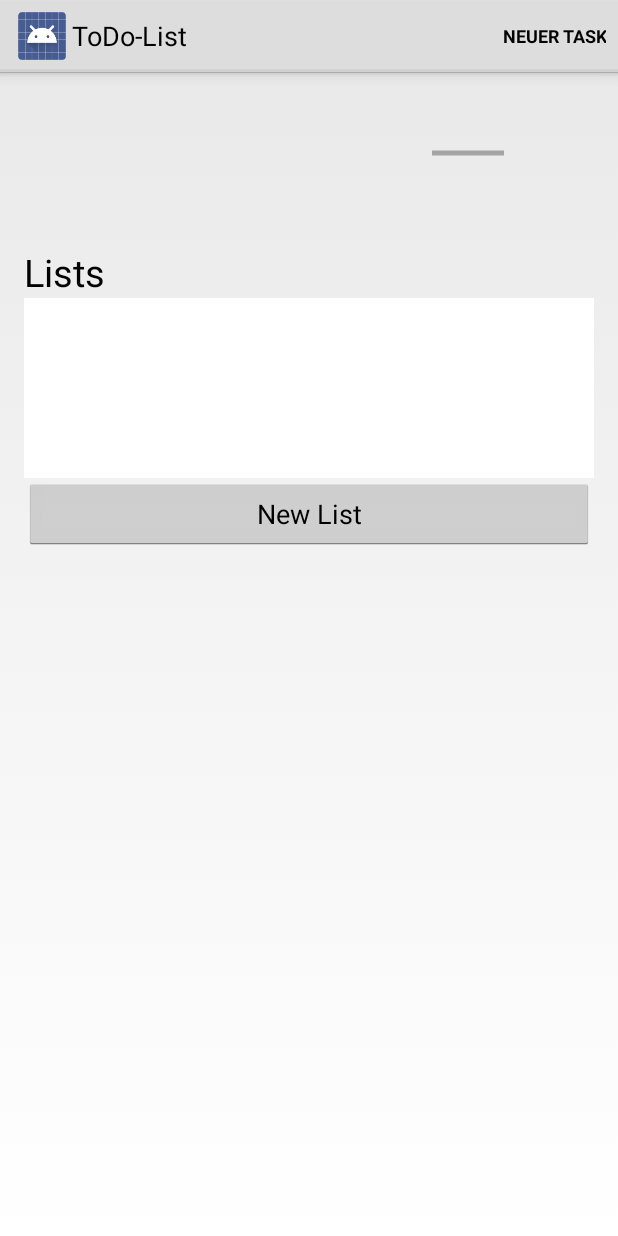
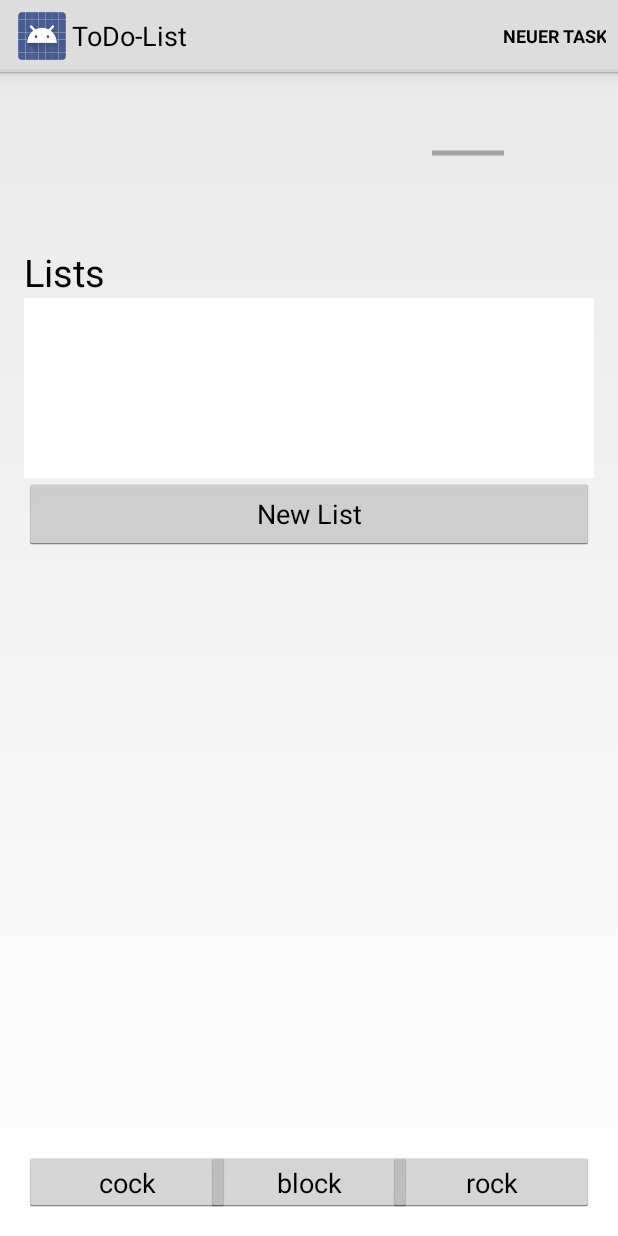
Before and after one commit to eh-bianca/Tags, an Android app: the screen it shows after launch (MainActivity), on a phone screen of 412 x 824 dp. Run offline under Robolectric (Android 15) with nearby library versions, the phone set to English and light mode, and no system bars.

Commit message:
Navigation Main&Date

```diff
--- a/app/src/main/java/at/ac/fh/tags/DateActivity.java
+++ b/app/src/main/java/at/ac/fh/tags/DateActivity.java
@@ -23,6 +23,11 @@ import android.widget.SimpleCursorAdapter;
 
 
     public class DateActivity extends Activity {
+
+
+
+
+
 
         private TaskManager tm;
 
@@ -123,6 +128,8 @@ import android.widget.SimpleCursorAdapter;
             loadButtons();
 
         }
+
+
         public void loadButtons(){
         Display display = getWindowManager().getDefaultDisplay();
         Point size = new Point();
@@ -136,8 +143,7 @@ import android.widget.SimpleCursorAdapter;
             btn1.setLayoutParams(params);
             btn1.setOnClickListener(new View.OnClickListener(){
                 public void onClick(View v){
-                    Intent mainActivity = new Intent(DateActivity.this, MainActivity.class);
-                    DateActivity.this.startActivity(mainActivity);
+                    startActivityMain(v);
                 }
             });
 
@@ -145,10 +151,9 @@ import android.widget.SimpleCursorAdapter;
             params = (RelativeLayout.LayoutParams) btn2.getLayoutParams();
             params.width = width/3;
             btn2.setLayoutParams(params);
-            btn1.setOnClickListener(new View.OnClickListener(){
+            btn2.setOnClickListener(new View.OnClickListener(){
                 public void onClick(View v){
-                    Intent dateActivity = new Intent(DateActivity.this, DateActivity.class);
-                    DateActivity.this.startActivity(dateActivity);
+                   startActivityDate(v);
                 }
             });
 
@@ -158,6 +163,16 @@ import android.widget.SimpleCursorAdapter;
             btn3.setLayoutParams(params);
 
     }
+
+        public void startActivityMain(View v){
+            Intent intent = new Intent(this, MainActivity.class);
+            startActivity(intent);
+        }
+
+        public void startActivityDate(View v){
+            Intent intent = new Intent(this, DateActivity.class);
+            startActivity(intent);
+        }
 
         @Override
         public boolean onCreateOptionsMenu(Menu menu) {
--- a/app/src/main/java/at/ac/fh/tags/MainActivity.java
+++ b/app/src/main/java/at/ac/fh/tags/MainActivity.java
@@ -9,8 +9,10 @@ import android.app.PendingIntent;
 import android.content.DialogInterface;
 import android.content.Intent;
 import android.database.Cursor;
+import android.graphics.Point;
 import android.os.Bundle;
 import android.util.Log;
+import android.view.Display;
 import android.view.Menu;
 import android.view.MenuItem;
 import android.view.View;
@@ -19,6 +21,7 @@ import android.widget.ArrayAdapter;
 import android.widget.Button;
 import android.widget.EditText;
 import android.widget.ListView;
+import android.widget.RelativeLayout;
 import android.widget.SimpleCursorAdapter;
 
 import java.util.ArrayList;
@@ -34,6 +37,40 @@ public class MainActivity extends Activity {
         setContentView(R.layout.activity_main);
 
         tm = new TaskManager(this);
+
+
+        Display display = getWindowManager().getDefaultDisplay();
+        Point size = new Point();
+        display.getSize(size);
+        int width = size.x;
+        int height = size.y;
+
+        Button btn1 =(Button) findViewById(R.id.btn1);
+        RelativeLayout.LayoutParams params = (RelativeLayout.LayoutParams) btn1.getLayoutParams();
+        params.width = width/3;
+        btn1.setLayoutParams(params);
+        btn1.setOnClickListener(new View.OnClickListener(){
+            public void onClick(View v){
+                startActivityMain(v);
+            }
+        });
+
+        Button btn2 =(Button) findViewById(R.id.btn2);
+        params = (RelativeLayout.LayoutParams) btn2.getLayoutParams();
+        params.width = width/3;
+        btn2.setLayoutParams(params);
+        btn2.setOnClickListener(new View.OnClickListener(){
+            public void onClick(View v){
+                startActivityDate(v);
+            }
+        });
+
+        Button btn3 =(Button) findViewById(R.id.btn3);
+        params = (RelativeLayout.LayoutParams) btn3.getLayoutParams();
+        params.width = width/3;
+        btn3.setLayoutParams(params);
+
+
 
         ListView listView1 = (ListView) findViewById(R.id.task_list);
 
@@ -58,7 +95,7 @@ public class MainActivity extends Activity {
         });
 
 
-        final Button btnlist = (Button) findViewById(R.id.btn_newlist);
+        /*final Button btnlist = (Button) findViewById(R.id.btn_newlist);
         btnlist.setOnClickListener(new View.OnClickListener() {
             public void onClick(View v) {
 
@@ -67,7 +104,7 @@ public class MainActivity extends Activity {
 
                 MainActivity.this.startActivity(newlist);
             }
-        });
+        });  */
 
 //test
 /* muss in seperaten Klassen gemacht werden
@@ -95,6 +132,50 @@ public class MainActivity extends Activity {
 */
 
 
+    }
+
+   /* public void loadButtons(){
+        Display display = getWindowManager().getDefaultDisplay();
+        Point size = new Point();
+        display.getSize(size);
+        int width = size.x;
+        int height = size.y;
+
+        Button btn1 =(Button) findViewById(R.id.btn1);
+        RelativeLayout.LayoutParams params = (RelativeLayout.LayoutParams) btn1.getLayoutParams();
+        params.width = width/3;
+        btn1.setLayoutParams(params);
+        btn1.setOnClickListener(new View.OnClickListener(){
+            public void onClick(View v){
+                startActivityMain(v);
+            }
+        });
+
+        Button btn2 =(Button) findViewById(R.id.btn2);
+        params = (RelativeLayout.LayoutParams) btn2.getLayoutParams();
+        params.width = width/3;
+        btn2.setLayoutParams(params);
+        btn1.setOnClickListener(new View.OnClickListener(){
+            public void onClick(View v){
+                startActivityDate(v);
+            }
+        });
+
+        Button btn3 =(Button) findViewById(R.id.btn3);
+        params = (RelativeLayout.LayoutParams) btn3.getLayoutParams();
+        params.width = width/3;
+        btn3.setLayoutParams(params);
+
+    } */
+
+    public void startActivityMain(View v){
+        Intent intent = new Intent(this, MainActivity.class);
+        startActivity(intent);
+    }
+
+    public void startActivityDate(View v){
+        Intent intent = new Intent(this, DateActivity.class);
+        startActivity(intent);
     }
 
     @Override
--- a/app/src/main/res/layout/activity_main.xml
+++ b/app/src/main/res/layout/activity_main.xml
@@ -54,4 +54,29 @@
         android:layout_below="@id/task_list"
         android:text="New List"/>
 
+    <Button
+        android:text="cock"
+        android:id="@+id/btn1"
+        android:layout_width="20dp"
+        android:layout_height="40dp"
+        android:layout_alignParentBottom="true"
+        android:layout_alignParentLeft="true"/>
+
+    <Button
+        android:text="block"
+        android:id="@+id/btn2"
+        android:layout_width="20dp"
+        android:layout_height="40dp"
+        android:layout_centerHorizontal="true"
+        android:layout_alignParentBottom="true"
+        />
+
+    <Button
+        android:text="rock"
+        android:id="@+id/btn3"
+        android:layout_width="50dp"
+        android:layout_height="40dp"
+        android:layout_alignParentRight="true"
+        android:layout_alignParentBottom="true"/>
+
 </RelativeLayout>
```
